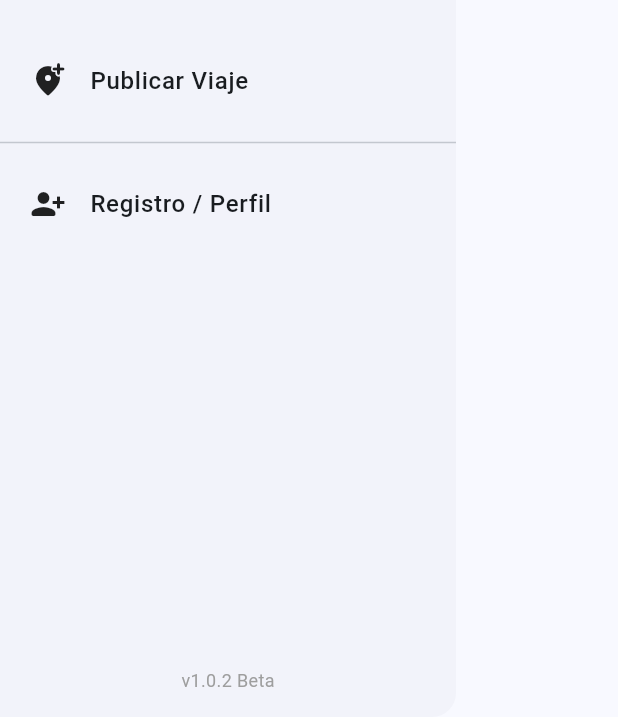
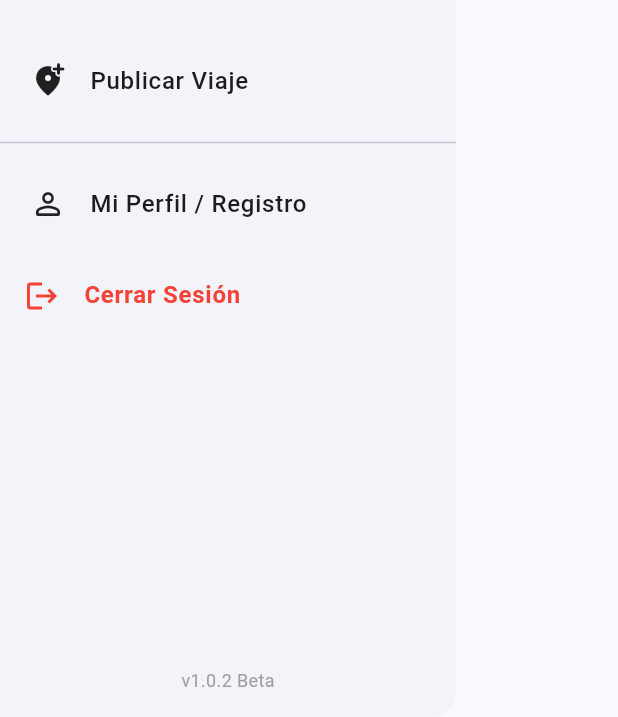
Before and after one commit to Torresszz/uver, a Flutter app: the AppDrawer widget shown alone on an empty page, opened directly, on a phone screen of 412 x 824 dp, the part 519-1236 px from its top. Run offline on Flutter 3.47's test engine with Material 3 defaults, Android fonts, the light colour scheme and no system bars; our stand-ins replace flutter_map, latlong2, shared_preferences; accounts and stored records are empty; network calls fail.

Commit message:
Add: Cambios para verse chido

```diff
--- a/lib/widgets/app_drawer.dart
+++ b/lib/widgets/app_drawer.dart
@@ -1,4 +1,6 @@
 import 'package:flutter/material.dart';
+import 'package:shared_preferences/shared_preferences.dart'; // IMPORTANTE
+import '../pages/login_page.dart'; // IMPORTANTE para el Logout
 import '../pages/home_page.dart';
 import '../pages/search_page.dart';
 import '../pages/publish_page.dart';
@@ -8,13 +10,28 @@ import '../pages/mapa_viajes_screen.dart';
 class AppDrawer extends StatelessWidget {
   const AppDrawer({super.key});
 
+  // Función para obtener el nombre guardado en SharedPreferences
+  Future<Map<String, String>> _getUserData() async {
+    final prefs = await SharedPreferences.getInstance();
+    return {
+      'name': prefs.getString('userName') ?? 'Usuario',
+      'email': prefs.getString('userEmail') ?? 'Tu comunidad de raites',
+    };
+  }
+
   @override
   Widget build(BuildContext context) {
     return Drawer(
-      child: Column( // Cambié a Column para poder poner el botón de cerrar sesión al final
+      child: Column(
         children: [
-          // Header con diseño más moderno
-          UserAccountsDrawerHeader(
+          // Header Dinámico con FutureBuilder
+          FutureBuilder<Map<String, String>>(
+            future: _getUserData(),
+            builder: (context, snapshot) {
+              final name = snapshot.data?['name'] ?? 'Cargando...';
+              final email = snapshot.data?['email'] ?? '...';
+
+              return UserAccountsDrawerHeader(
                 decoration: BoxDecoration(
                   color: Colors.blue.shade800,
                   image: const DecorationImage(
@@ -23,15 +40,17 @@ class AppDrawer extends StatelessWidget {
                     opacity: 0.4,
                   ),
                 ),
-            accountName: const Text(
-              'RouteMate',
-              style: TextStyle(fontSize: 20, fontWeight: FontWeight.bold),
+                accountName: Text(
+                  name,
+                  style: const TextStyle(fontSize: 20, fontWeight: FontWeight.bold),
                 ),
-            accountEmail: const Text('Tu comunidad de raites'),
+                accountEmail: Text(email),
                 currentAccountPicture: const CircleAvatar(
                   backgroundColor: Colors.white,
-              child: Icon(Icons.directions_car, size: 40, color: Colors.blue),
+                  child: Icon(Icons.person, size: 40, color: Colors.blue),
                 ),
+              );
+            },
           ),
 
           // Lista de navegación
@@ -62,15 +81,32 @@ class AppDrawer extends StatelessWidget {
                 ),
                 const Divider(),
                 _buildMenuItem(
-                  icon: Icons.person_add_alt_1_rounded,
-                  title: 'Registro / Perfil',
+                  icon: Icons.person_outline_rounded,
+                  title: 'Mi Perfil / Registro',
                   onTap: () => _navigate(context, const RegisterPage()),
+                ),
+
+                // BOTÓN DE CERRAR SESIÓN
+                ListTile(
+                  leading: const Icon(Icons.logout, color: Colors.red),
+                  title: const Text('Cerrar Sesión', style: TextStyle(color: Colors.red, fontWeight: FontWeight.bold)),
+                  onTap: () async {
+                    final prefs = await SharedPreferences.getInstance();
+                    await prefs.clear(); // Borra la sesión
+
+                    if (context.mounted) {
+                      Navigator.pushAndRemoveUntil(
+                        context,
+                        MaterialPageRoute(builder: (_) => const LoginPage()),
+                        (route) => false,
+                      );
+                    }
+                  },
                 ),
               ],
             ),
           ),
 
-          // Pie del Drawer (Opcional: Versión de la app o cerrar sesión)
           const Padding(
             padding: EdgeInsets.all(16.0),
             child: Text(
@@ -83,7 +119,6 @@ class AppDrawer extends StatelessWidget {
     );
   }
 
-  // Función para evitar repetir código de navegación
   void _navigate(BuildContext context, Widget page) {
     Navigator.pushReplacement(
       context,
@@ -91,7 +126,6 @@ class AppDrawer extends StatelessWidget {
     );
   }
 
-  // Widget personalizado para los items del menú
   Widget _buildMenuItem({
     required IconData icon,
     required String title,
--- a/pubspec.yaml
+++ b/pubspec.yaml
@@ -15,6 +15,7 @@ dependencies:
   http: ^1.6.0        # Bajé ligeramente la versión para mejor compatibilidad con SDK 3.10
   geolocator: ^10.1.0 # Versión estable para tu rango de SDK
   intl: ^0.18.1       # Útil para formatear fechas y dinero en el Dashboard
+  shared_preferences: ^2.2.2 #Guardar sesiones
 
   # --- MAPAS ---
   flutter_map: ^6.1.0 # Versión probada y estable para Web/Vercel
```
Also changed, not shown: lib/main.dart (+29 -10 lines), lib/pages/login_page.dart (added, +170 -0 lines), pubspec.lock, 1 other file. Lines whose indentation alone changed are shown as unchanged.
